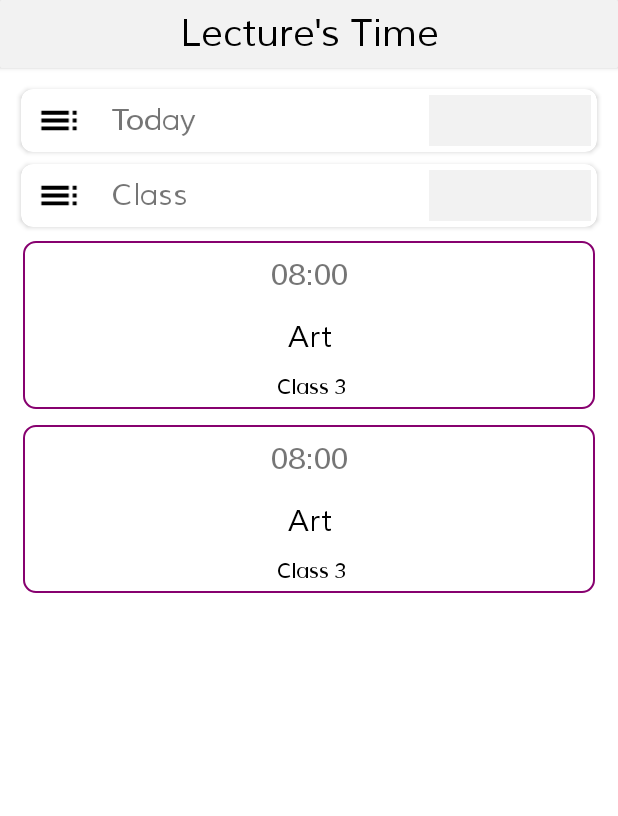
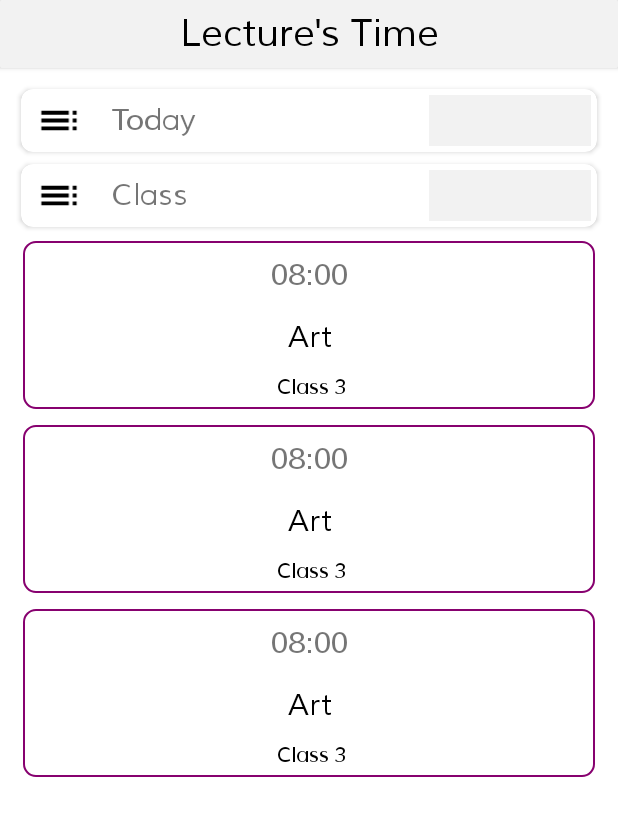
Before and after one commit to itekin156/ekraa, an Android app: the DiagramActivity screen opened directly, with no data from a screen before it, after a tap on "ALL SCHEDULE", on a phone screen of 412 x 824 dp. Shown: the top 816 px of the screen. Run offline under Robolectric (Android 15) with nearby library versions, the phone set to English and light mode, and no system bars.

Commit message:
add new box

```diff
--- a/app/src/main/java/com/example/user/electricschool/Adapter/adapterRecyclerDetail.java
+++ b/app/src/main/java/com/example/user/electricschool/Adapter/adapterRecyclerDetail.java
@@ -16,11 +16,10 @@ import java.util.ArrayList;
 public class adapterRecyclerDetail  extends RecyclerView.Adapter<viewHolderDetail>
 {
 
-    private Context context;
     private ArrayList<detail> details;
     public adapterRecyclerDetail(Context context, ArrayList<detail> details)
     {
-        this.context = context;
+        Context context1 = context;
         this.details = details;
     }
 
--- a/app/src/main/java/com/example/user/electricschool/Adapter/adapterRecyclerDiagram.java
+++ b/app/src/main/java/com/example/user/electricschool/Adapter/adapterRecyclerDiagram.java
@@ -7,7 +7,6 @@ import android.view.LayoutInflater;
 import android.view.View;
 import android.view.ViewGroup;
 
-import com.example.user.electricschool.Model.Diagram;
 import com.example.user.electricschool.Model.newDiagram;
 import com.example.user.electricschool.R;
 import com.example.user.electricschool.ViewHolder.viewHolderDiagram;
@@ -17,12 +16,11 @@ import java.util.ArrayList;
 public class adapterRecyclerDiagram  extends RecyclerView.Adapter<viewHolderDiagram>
 {
 
-    private Context context;
     private ArrayList<newDiagram> diagrams;
 
     public adapterRecyclerDiagram(Context context, ArrayList<newDiagram> diagrams)
     {
-        this.context = context;
+        Context context1 = context;
         this.diagrams = diagrams;
     }
 
--- a/app/src/main/java/com/example/user/electricschool/Adapter/adapterRecyclerEvaluate.java
+++ b/app/src/main/java/com/example/user/electricschool/Adapter/adapterRecyclerEvaluate.java
@@ -16,12 +16,11 @@ import java.util.ArrayList;
 public class adapterRecyclerEvaluate extends RecyclerView.Adapter<viewHolderEvaluate>
 {
 
-    private Context context;
     private ArrayList<Evaluate> evaluats;
 
     public adapterRecyclerEvaluate(Context context, ArrayList<Evaluate> evaluats)
     {
-        this.context = context;
+        Context context1 = context;
         this.evaluats = evaluats;
     }
 
--- a/app/src/main/java/com/example/user/electricschool/Adapter/adapterRecyclerMark.java
+++ b/app/src/main/java/com/example/user/electricschool/Adapter/adapterRecyclerMark.java
@@ -15,12 +15,11 @@ import java.util.ArrayList;
 
 public class adapterRecyclerMark extends RecyclerView.Adapter<viewHolderMark>
 {
-    private Context context;
     private ArrayList<Mark> marks;
 
     public adapterRecyclerMark(Context context, ArrayList<Mark> marks)
     {
-        this.context = context;
+        Context context1 = context;
         this.marks = marks;
     }
 
--- a/app/src/main/java/com/example/user/electricschool/ConnectActivity.java
+++ b/app/src/main/java/com/example/user/electricschool/ConnectActivity.java
@@ -15,7 +15,6 @@ public class ConnectActivity extends AppCompatActivity
 
     private RecyclerView recyclerView;
 
-    private ProgressDialog progressDialog;
     @Override
     protected void onCreate(Bundle savedInstanceState)
     {
@@ -23,7 +22,7 @@ public class ConnectActivity extends AppCompatActivity
         super.onCreate(savedInstanceState);
         setContentView(R.layout.activity_connect);
 
-        progressDialog = new ProgressDialog(this);
+        ProgressDialog progressDialog = new ProgressDialog(this);
         progressDialog.setMessage("Loading....");
         progressDialog.show();
     }
--- a/app/src/main/java/com/example/user/electricschool/DiagramActivity.java
+++ b/app/src/main/java/com/example/user/electricschool/DiagramActivity.java
@@ -16,29 +16,23 @@ import androidx.recyclerview.widget.LinearLayoutManager;
 import androidx.recyclerview.widget.RecyclerView;
 
 import com.example.user.electricschool.Adapter.adapterRecyclerDiagram;
-import com.example.user.electricschool.Model.Diagram;
 import com.example.user.electricschool.Model.newDiagram;
 
 import java.util.ArrayList;
 
 public class DiagramActivity extends AppCompatActivity {
     Animation show, hide;
-    private ArrayList<newDiagram> diagrams;
-    private RecyclerView recyclerediagram;
-    private RecyclerView.Adapter adapter;
-    private RecyclerView.LayoutManager layoutManager;
     ConstraintLayout constraintLayout;
     NestedScrollView nestedScrollView;
-    private Button allSchedual;
 
     @Override
     protected void onCreate(Bundle savedInstanceState) {
         super.onCreate(savedInstanceState);
         setContentView(R.layout.activity_diagram);
         constraintLayout = findViewById(R.id.constrantLayout);
-        recyclerediagram = findViewById(R.id.recyclerDiagram);
-        diagrams = new ArrayList<>();
-        allSchedual = findViewById(R.id.allSchedulao);
+        RecyclerView recyclerediagram = findViewById(R.id.recyclerDiagram);
+        ArrayList<newDiagram> diagrams = new ArrayList<>();
+        Button allSchedual = findViewById(R.id.allSchedulao);
         allSchedual.setOnClickListener(new View.OnClickListener() {
             @Override
             public void onClick(View v) {
@@ -79,9 +73,9 @@ public class DiagramActivity extends AppCompatActivity {
             }
         });
         recyclerediagram.setHasFixedSize(true);
-        layoutManager = new LinearLayoutManager(this);
+        RecyclerView.LayoutManager layoutManager = new LinearLayoutManager(this);
         recyclerediagram.setLayoutManager(layoutManager);
-        adapter = new adapterRecyclerDiagram(this, diagrams);
+        RecyclerView.Adapter adapter = new adapterRecyclerDiagram(this, diagrams);
         recyclerediagram.setAdapter(adapter);
     }
 }
--- a/app/src/main/java/com/example/user/electricschool/EvaluationActivity.java
+++ b/app/src/main/java/com/example/user/electricschool/EvaluationActivity.java
@@ -25,8 +25,6 @@ public class EvaluationActivity extends AppCompatActivity implements AsyncRespon
 
     private ArrayList<Evaluate> evaluates;
     private RecyclerView recyclereval;
-    private RecyclerView.Adapter adapter;
-    private RecyclerView.LayoutManager layoutManager;
 
 
     @Override
@@ -48,7 +46,7 @@ public class EvaluationActivity extends AppCompatActivity implements AsyncRespon
 
 
         recyclereval.setHasFixedSize(true);
-        layoutManager = new LinearLayoutManager(this);
+        RecyclerView.LayoutManager layoutManager = new LinearLayoutManager(this);
         recyclereval.setLayoutManager(layoutManager);
 
 
@@ -71,7 +69,7 @@ public class EvaluationActivity extends AppCompatActivity implements AsyncRespon
                 String comment = e.getElementsByTagName("imagematerial").item(0).getTextContent();
                 evaluates.add(new Evaluate(material_name, comment));
 
-                adapter = new adapterRecyclerEvaluate(this , evaluates);
+                RecyclerView.Adapter adapter = new adapterRecyclerEvaluate(this, evaluates);
                 recyclereval.setAdapter(adapter);
 
             }
--- a/app/src/main/java/com/example/user/electricschool/MainActivity.java
+++ b/app/src/main/java/com/example/user/electricschool/MainActivity.java
@@ -10,7 +10,6 @@ import androidx.appcompat.app.AppCompatActivity;
 
 public class MainActivity extends AppCompatActivity
 {
-    private int TIME = 2000;
 
 
     @Override
@@ -20,8 +19,7 @@ public class MainActivity extends AppCompatActivity
         setContentView(R.layout.activity_main);
 
 
-
-
+        int TIME = 2000;
         new Handler().postDelayed(new Runnable()
         {
             @Override
@@ -31,7 +29,7 @@ public class MainActivity extends AppCompatActivity
                 startActivity(intent);
                 finish();
             }
-        }, TIME );
+        }, TIME);
 
     }
 
--- a/app/src/main/java/com/example/user/electricschool/TabFragment3.java
+++ b/app/src/main/java/com/example/user/electricschool/TabFragment3.java
@@ -13,7 +13,6 @@ import android.widget.TextView;
 
 public class TabFragment3 extends Fragment
 {
-    private Button btntabeSingnin;
     private Button btnTabCancel;
     private TextView txttabfragmentprice;
 
@@ -27,7 +26,7 @@ public class TabFragment3 extends Fragment
         View view = inflater.inflate(R.layout.tab3_fragment, container , false);
 
 
-        btntabeSingnin = view.findViewById(R.id.btntabeSingnin);
+        Button btntabeSingnin = view.findViewById(R.id.btntabeSingnin);
         btntabeSingnin.setOnClickListener(new View.OnClickListener()
         {
             @Override
--- a/app/src/main/java/com/example/user/electricschool/XMLPARSER.java
+++ b/app/src/main/java/com/example/user/electricschool/XMLPARSER.java
@@ -2,17 +2,12 @@ package com.example.user.electricschool;
 
 import java.io.ByteArrayInputStream;
 import java.io.IOException;
-import java.io.StringReader;
-import java.io.UnsupportedEncodingException;
 
 import javax.xml.parsers.DocumentBuilder;
 import javax.xml.parsers.DocumentBuilderFactory;
 import javax.xml.parsers.ParserConfigurationException;
 
 import org.w3c.dom.Document;
-import org.w3c.dom.Element;
-import org.w3c.dom.Node;
-import org.w3c.dom.NodeList;
 import org.xml.sax.InputSource;
 import org.xml.sax.SAXException;
 
--- a/app/src/main/res/layout/activity_all_daigram.xml
+++ b/app/src/main/res/layout/activity_all_daigram.xml
@@ -221,7 +221,56 @@
                             android:textColor="#000000"
                />
                     </LinearLayout>
+
                 </LinearLayout>
+                <LinearLayout
+                    android:layout_width="match_parent"
+                    android:layout_height="0dp"
+                    android:layout_margin="5dp"
+                    android:layout_weight="1"
+                    android:background="@drawable/bbb3">
+
+
+                    <LinearLayout
+                        android:layout_width="match_parent"
+                        android:layout_height="match_parent"
+
+                        android:orientation="vertical">
+
+                        <TextView
+                            android:layout_width="match_parent"
+                            android:layout_height="wrap_content"
+                            android:layout_weight="1"
+                            android:gravity="center"
+                            android:padding="10dp"
+                            android:text="08:00"
+                            android:textSize="20sp" />
+
+                        <TextView
+                            android:id="@+id/m1"
+                            android:layout_width="match_parent"
+                            android:layout_height="wrap_content"
+                            android:layout_weight="1"
+                            android:gravity="center"
+                            android:padding="5dp"
+                            android:text="Art"
+                            android:textColor="#000"
+                            android:textSize="20sp" />
+
+                        <TextView
+                            android:id="@+id/l1"
+                            android:layout_width="match_parent"
+                            android:layout_height="wrap_content"
+                            android:layout_weight="1"
+                            android:gravity="center"
+                            android:padding="5dp"
+                            android:text=" Class 3"
+                            android:textColor="#000000"
+                            />
+                    </LinearLayout>
+
+                </LinearLayout>
+
                 <LinearLayout
                     android:layout_width="match_parent"
                     android:layout_height="0dp"
```
Also changed, not shown: app/src/main/java/com/example/user/electricschool/DetailActivity.java (+3 -6 lines), app/src/main/java/com/example/user/electricschool/HomeActivity.java (+8 -13 lines), app/src/main/java/com/example/user/electricschool/MarkActivity.java (+4 -5 lines), app/src/main/java/com/example/user/electricschool/SigninActivity.java (+4 -7 lines), app/src/main/java/com/example/user/electricschool/StartActivity.java (+3 -9 lines), app/src/main/java/com/example/user/electricschool/TabFragment2.java (+4 -9 lines).
